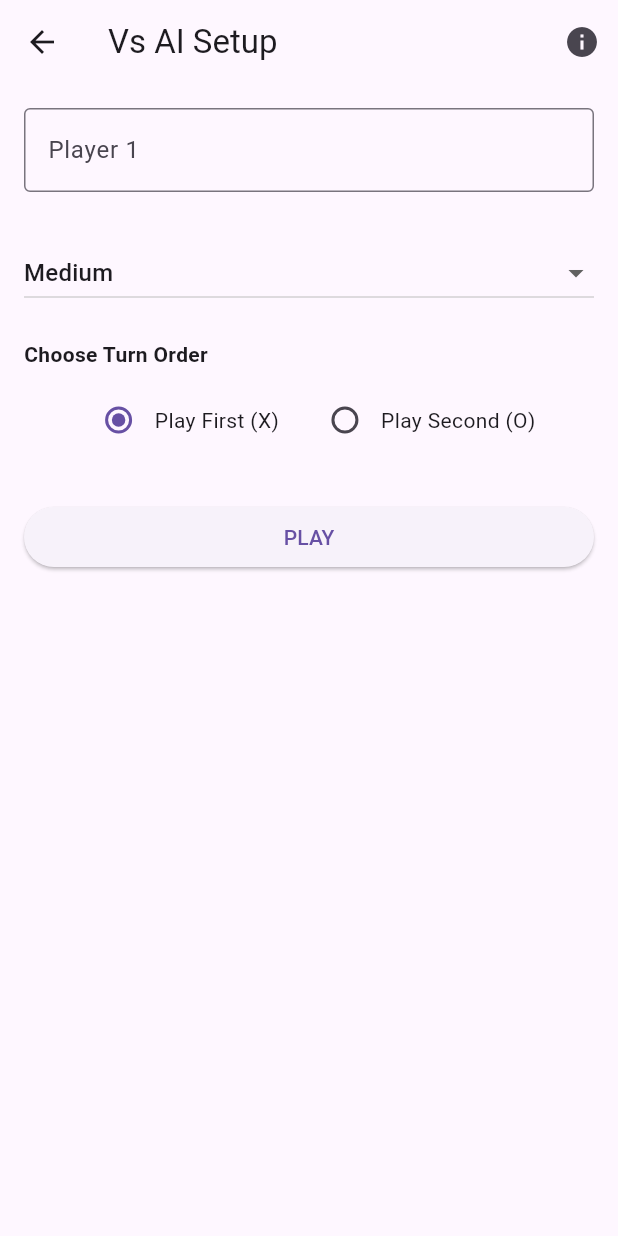
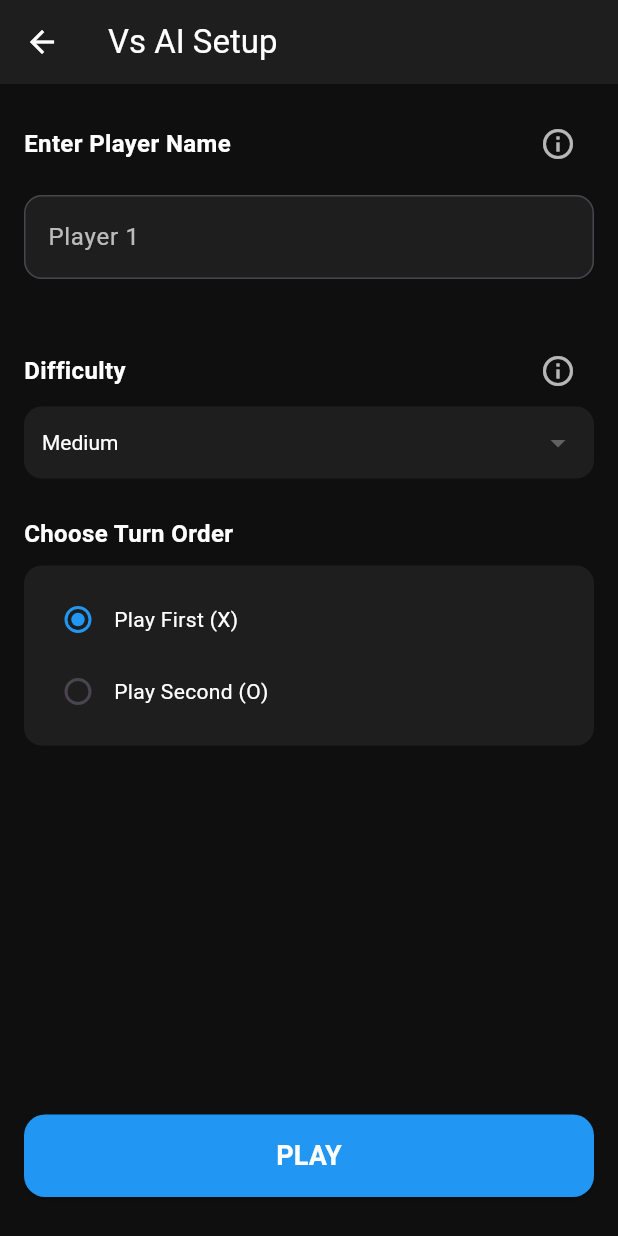
Before and after one commit to sunandapgupta/Tic-Tac-Toe, a Flutter app: the SetupScreen screen opened directly, on a phone screen of 412 x 824 dp. Run offline on Flutter 3.47's test engine with Material 3 defaults, Android fonts, the phone set to English and light mode, and no system bars.

```diff
--- a/board_game_app/lib/setup_screen.dart
+++ b/board_game_app/lib/setup_screen.dart
@@ -16,7 +16,8 @@ class _SetupScreenState extends State<SetupScreen> {
 
   String difficulty = "Medium";
 
-  // Player choice: X = first, O = second
+  // X = first
+  // O = second
   String playAs = "X";
 
   bool valid(String name) {
@@ -26,7 +27,9 @@ class _SetupScreenState extends State<SetupScreen> {
   void start() {
     if (!valid(p1.text)) return;
 
-    if (widget.mode == "PVP" && !valid(p2.text)) return;
+    if (widget.mode == "PVP" && !valid(p2.text)) {
+      return;
+    }
 
     Navigator.push(
       context,
@@ -37,29 +40,50 @@ class _SetupScreenState extends State<SetupScreen> {
           p2: widget.mode == "AI" ? "AI" : p2.text,
           difficulty: difficulty,
 
-          // AI starts if player chooses O
+          // AI starts if player picks O
           aiFirst: playAs == "O",
         ),
       ),
     );
   }
 
-  void showRules() {
+  void showNameRules() {
     showDialog(
       context: context,
       builder: (_) => AlertDialog(
-        title: const Text("Rules"),
+        title: const Text("Name Rules"),
         content: const Text(
           "• 4–10 characters only\n"
-          "• No special symbols\n"
-          "• Example: Alex12\n\n"
-          "• Best of 5 match system",
+          "• Letters and numbers only\n"
+          "• No special symbols\n\n"
+          "Example:\nAlex12",
         ),
         actions: [
           TextButton(
             onPressed: () => Navigator.pop(context),
             child: const Text("OK"),
-          )
+          ),
+        ],
+      ),
+    );
+  }
+
+  void showDifficultyInfo() {
+    showDialog(
+      context: context,
+      builder: (_) => AlertDialog(
+        title: const Text("Difficulty Info"),
+        content: const Text(
+          "Easy → Beginner AI\n\n"
+          "Medium → Balanced AI\n\n"
+          "Hard → Smart AI\n\n"
+          "Expert → Perfect AI",
+        ),
+        actions: [
+          TextButton(
+            onPressed: () => Navigator.pop(context),
+            child: const Text("OK"),
+          ),
         ],
       ),
     );
@@ -68,109 +92,220 @@ class _SetupScreenState extends State<SetupScreen> {
   @override
   Widget build(BuildContext context) {
     return Scaffold(
+      backgroundColor: const Color(0xFF0F0F0F),
+
       appBar: AppBar(
-        title: Text(widget.mode == "AI" ? "Vs AI Setup" : "PvP Setup"),
-        actions: [
-          IconButton(
-            onPressed: showRules,
-            icon: const Icon(Icons.info),
-          )
-        ],
+        backgroundColor: const Color(0xFF1E1E1E),
+
+        iconTheme: const IconThemeData(color: Colors.white),
+
+        title: Text(
+          widget.mode == "AI" ? "Vs AI Setup" : "PvP Setup",
+          style: const TextStyle(color: Colors.white),
+        ),
       ),
 
       body: Padding(
         padding: const EdgeInsets.all(16),
         child: Column(
+          crossAxisAlignment: CrossAxisAlignment.start,
           children: [
+            // PLAYER NAME TITLE
+            Row(
+              mainAxisAlignment: MainAxisAlignment.spaceBetween,
+              children: [
+                const Text(
+                  "Enter Player Name",
+                  style: TextStyle(
+                    color: Colors.white,
+                    fontSize: 16,
+                    fontWeight: FontWeight.bold,
+                  ),
+                ),
+
+                IconButton(
+                  onPressed: showNameRules,
+                  icon: const Icon(Icons.info_outline, color: Colors.white70),
+                ),
+              ],
+            ),
+
+            const SizedBox(height: 10),
 
             TextField(
               controller: p1,
-              decoration: const InputDecoration(
+              style: const TextStyle(color: Colors.white),
+              decoration: InputDecoration(
                 labelText: "Player 1",
-                border: OutlineInputBorder(),
+                labelStyle: const TextStyle(color: Colors.white70),
+                filled: true,
+                fillColor: const Color(0xFF1E1E1E),
+                border: OutlineInputBorder(
+                  borderRadius: BorderRadius.circular(12),
+                ),
+              ),
+            ),
+
+            const SizedBox(height: 12),
+
+            if (widget.mode == "PVP")
+              TextField(
+                controller: p2,
+                style: const TextStyle(color: Colors.white),
+                decoration: InputDecoration(
+                  labelText: "Player 2",
+                  labelStyle: const TextStyle(color: Colors.white70),
+                  filled: true,
+                  fillColor: const Color(0xFF1E1E1E),
+                  border: OutlineInputBorder(
+                    borderRadius: BorderRadius.circular(12),
+                  ),
+                ),
+              ),
+
+            const SizedBox(height: 25),
+
+            // DIFFICULTY TITLE
+            if (widget.mode == "AI")
+              Row(
+                mainAxisAlignment: MainAxisAlignment.spaceBetween,
+                children: [
+                  const Text(
+                    "Difficulty",
+                    style: TextStyle(
+                      color: Colors.white,
+                      fontSize: 16,
+                      fontWeight: FontWeight.bold,
+                    ),
+                  ),
+
+                  IconButton(
+                    onPressed: showDifficultyInfo,
+                    icon: const Icon(Icons.info_outline, color: Colors.white70),
+                  ),
+                ],
+              ),
+
+            // DIFFICULTY DROPDOWN
+            if (widget.mode == "AI")
+              Container(
+                padding: const EdgeInsets.symmetric(horizontal: 12),
+                decoration: BoxDecoration(
+                  color: const Color(0xFF1E1E1E),
+                  borderRadius: BorderRadius.circular(12),
+                ),
+                child: DropdownButton<String>(
+                  value: difficulty,
+                  dropdownColor: const Color(0xFF1E1E1E),
+                  isExpanded: true,
+                  underline: const SizedBox(),
+                  style: const TextStyle(color: Colors.white),
+                  items: const [
+                    DropdownMenuItem(value: "Easy", child: Text("Easy")),
+                    DropdownMenuItem(value: "Medium", child: Text("Medium")),
+                    DropdownMenuItem(value: "Hard", child: Text("Hard")),
+                    DropdownMenuItem(value: "Expert", child: Text("Expert")),
+                  ],
+                  onChanged: (v) {
+                    setState(() {
+                      difficulty = v!;
+                    });
+                  },
+                ),
+              ),
+
+            const SizedBox(height: 25),
+
+            // TURN ORDER
+            if (widget.mode == "AI")
+              const Text(
+                "Choose Turn Order",
+                style: TextStyle(
+                  color: Colors.white,
+                  fontSize: 16,
+                  fontWeight: FontWeight.bold,
                 ),
               ),
 
             const SizedBox(height: 10),
 
-            if (widget.mode == "PVP")
-              TextField(
-                controller: p2,
-                decoration: const InputDecoration(
-                  labelText: "Player 2",
-                  border: OutlineInputBorder(),
+            if (widget.mode == "AI")
+              Container(
+                padding: const EdgeInsets.all(12),
+                decoration: BoxDecoration(
+                  color: const Color(0xFF1E1E1E),
+                  borderRadius: BorderRadius.circular(12),
                 ),
-              ),
-
-            const SizedBox(height: 20),
-
-            // Difficulty
-            if (widget.mode == "AI")
-              DropdownButton<String>(
-                value: difficulty,
-                isExpanded: true,
-                items: const [
-                  DropdownMenuItem(value: "Easy", child: Text("Easy")),
-                  DropdownMenuItem(value: "Medium", child: Text("Medium")),
-                  DropdownMenuItem(value: "Hard", child: Text("Hard")),
-                ],
-                onChanged: (v) => setState(() => difficulty = v!),
-              ),
-
-            const SizedBox(height: 20),
-
-            // Play order selection
-            if (widget.mode == "AI")
-              Column(
-                crossAxisAlignment: CrossAxisAlignment.start,
-                children: [
-                  const Text(
-                    "Choose Turn Order",
-                    style: TextStyle(fontWeight: FontWeight.bold),
-                  ),
-
-                  const SizedBox(height: 10),
-
-                  Row(
-                    mainAxisAlignment: MainAxisAlignment.center,
+                child: Column(
                   children: [
                     Row(
                       children: [
                         Radio<String>(
                           value: "X",
                           groupValue: playAs,
-                            onChanged: (v) => setState(() => playAs = v!),
+                          activeColor: Colors.blue,
+                          onChanged: (v) {
+                            setState(() {
+                              playAs = v!;
+                            });
+                          },
                         ),
-                          const Text("Play First (X)"),
+
+                        const Text(
+                          "Play First (X)",
+                          style: TextStyle(color: Colors.white),
+                        ),
                       ],
                     ),
-
-                      const SizedBox(width: 20),
 
                     Row(
                       children: [
                         Radio<String>(
                           value: "O",
                           groupValue: playAs,
-                            onChanged: (v) => setState(() => playAs = v!),
+                          activeColor: Colors.red,
+                          onChanged: (v) {
+                            setState(() {
+                              playAs = v!;
+                            });
+                          },
                         ),
-                          const Text("Play Second (O)"),
-                        ],
+
+                        const Text(
+                          "Play Second (O)",
+                          style: TextStyle(color: Colors.white),
                         ),
                       ],
                     ),
                   ],
                 ),
+              ),
 
-            const SizedBox(height: 30),
+            const Spacer(),
 
             SizedBox(
               width: double.infinity,
+              height: 55,
               child: ElevatedButton(
                 onPressed: start,
-                child: const Text("PLAY"),
+                style: ElevatedButton.styleFrom(
+                  backgroundColor: Colors.blue,
+                  shape: RoundedRectangleBorder(
+                    borderRadius: BorderRadius.circular(14),
                   ),
                 ),
+                child: const Text(
+                  "PLAY",
+                  style: TextStyle(
+                    fontSize: 18,
+                    color: Colors.white,
+                    fontWeight: FontWeight.bold,
+                  ),
+                ),
+              ),
+            ),
+
+            const SizedBox(height: 10),
           ],
         ),
       ),
```
Also changed, not shown: board_game_app/lib/logic/ai.dart (+102 -13 lines). Lines whose indentation alone changed are shown as unchanged.
